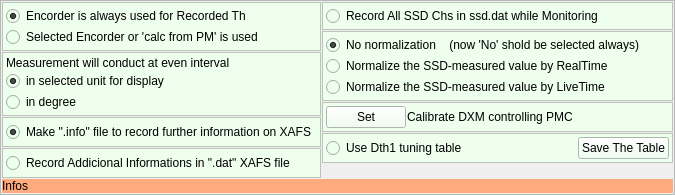
First picture: the form in Conditions.ui, repository mtab3/xafsm2, before the edit.
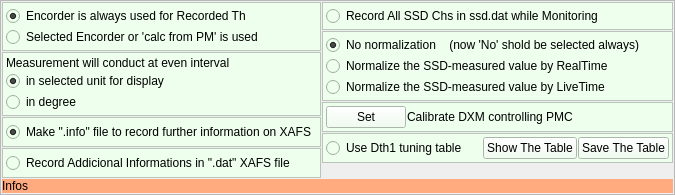
Second picture: the form after the edit.

Commit message: TuningTable can be editied in Stat/Config tab

What changed in the file:
```diff
--- a/Conditions.ui
+++ b/Conditions.ui
@@ -180,7 +180,7 @@
           </property>
          </widget>
         </item>
-        <item row="0" column="1">
+        <item row="0" column="2">
          <widget class="QPushButton" name="SaveDTh1TTable">
           <property name="sizePolicy">
            <sizepolicy hsizetype="Maximum" vsizetype="Fixed">
@@ -193,6 +193,19 @@
           </property>
          </widget>
         </item>
+        <item row="0" column="1">
+         <widget class="QPushButton" name="ShowDTh1TTable">
+          <property name="sizePolicy">
+           <sizepolicy hsizetype="Maximum" vsizetype="Fixed">
+            <horstretch>0</horstretch>
+            <verstretch>0</verstretch>
+           </sizepolicy>
+          </property>
+          <property name="text">
+           <string>Show The Table</string>
+          </property>
+         </widget>
+        </item>
        </layout>
       </widget>
      </item>
```
The commit also changes 9 other files.
